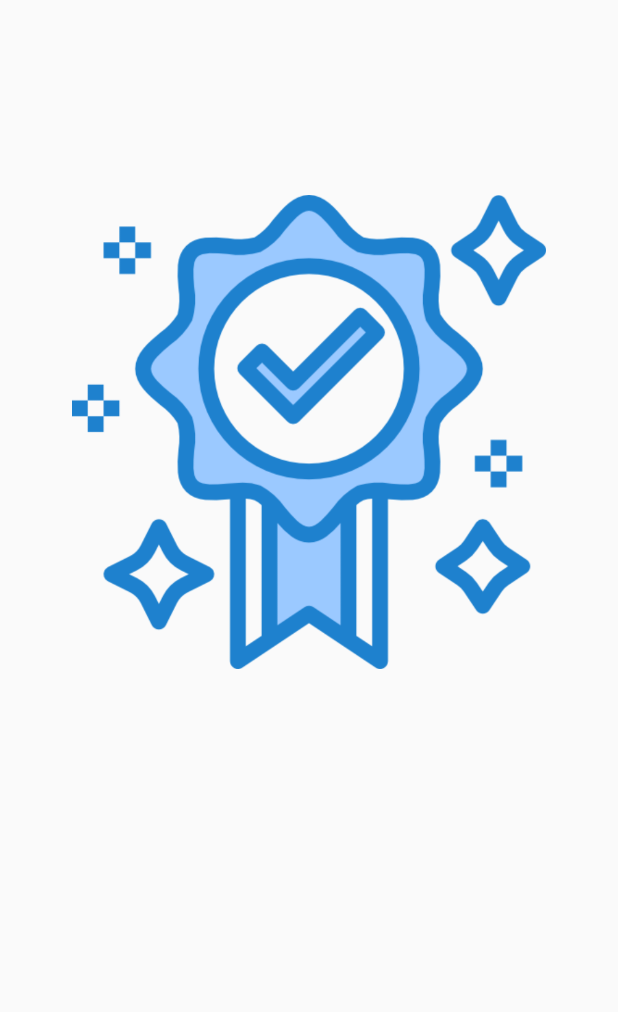
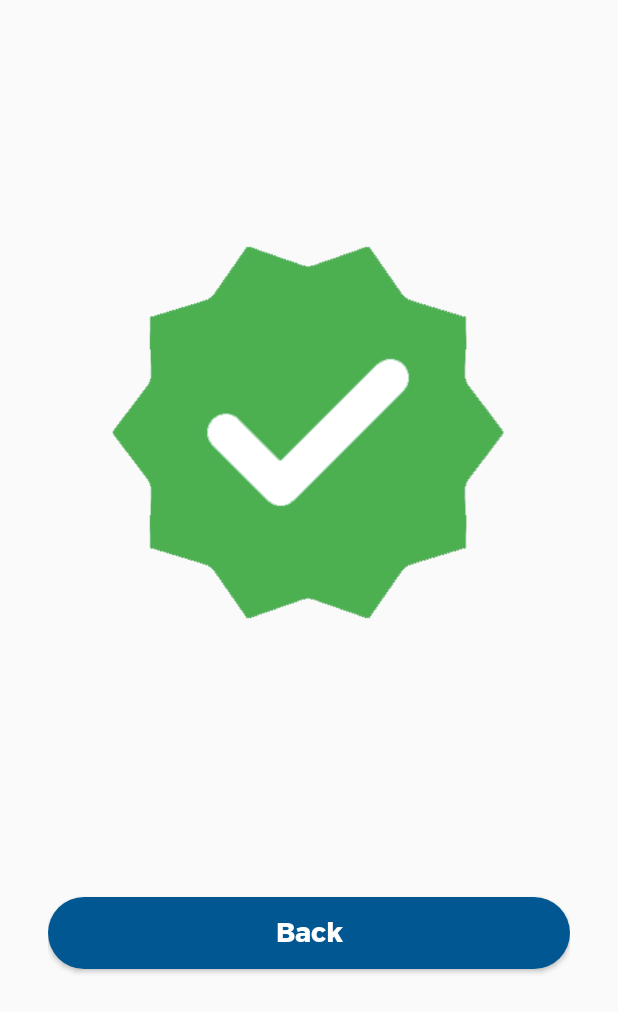
Before and after one commit to bimamahendra/MaNgab, an Android app: the ScanResultActivity screen opened directly, with no data from a screen before it, on a phone screen of 412 x 824 dp. Shown: the top 1012 px of the screen. Run offline under Robolectric (Android 15) with nearby library versions, the phone set to English and light mode, and no system bars.

Commit message:
[IRFAN] Bug fix

```diff
--- a/app/src/main/java/com/stiki/mangab/activity/ScanResultActivity.java
+++ b/app/src/main/java/com/stiki/mangab/activity/ScanResultActivity.java
@@ -3,6 +3,8 @@ package com.stiki.mangab.activity;
 import androidx.appcompat.app.AppCompatActivity;
 
 import android.os.Bundle;
+import android.view.View;
+import android.widget.Button;
 import android.widget.ImageView;
 import android.widget.TextView;
 
@@ -12,6 +14,7 @@ public class ScanResultActivity extends AppCompatActivity {
 
     private ImageView ivMedal;
     private TextView tvKeterangan;
+    private Button btnBack;
 
     @Override
     protected void onCreate(Bundle savedInstanceState) {
@@ -20,13 +23,18 @@ public class ScanResultActivity extends AppCompatActivity {
 
         ivMedal = findViewById(R.id.ivMedal);
         tvKeterangan = findViewById(R.id.tvKeterangan);
+        btnBack = findViewById(R.id.btnBack);
 
         if (getIntent().getBooleanExtra("error", false)) {
-            ivMedal.setImageResource(R.drawable.medal_failure);
+            ivMedal.setImageResource(R.drawable.failure);
         } else {
-            ivMedal.setImageResource(R.drawable.medal_success);
+            ivMedal.setImageResource(R.drawable.success);
         }
 
         tvKeterangan.setText(getIntent().getStringExtra("message"));
+
+        btnBack.setOnClickListener(view -> {
+            finish();
+        });
     }
 }
--- a/app/src/main/res/layout/activity_login.xml
+++ b/app/src/main/res/layout/activity_login.xml
@@ -94,7 +94,7 @@
             android:background="@drawable/btn_round"
             android:layout_marginTop="20dp"
             android:textAllCaps="false"
-            android:text="LOGIN"
+            android:text="Login"
             android:layout_width="match_parent"
             android:fontFamily="@font/montserrat_bold"
             android:layout_height="wrap_content" />
--- a/app/src/main/res/layout/activity_scan_result.xml
+++ b/app/src/main/res/layout/activity_scan_result.xml
@@ -13,6 +13,7 @@
         android:layout_height="wrap_content"
         android:layout_marginStart="16dp"
         android:layout_marginEnd="16dp"
+        tools:src="@drawable/failure"
         app:layout_constraintEnd_toEndOf="parent"
         app:layout_constraintStart_toStartOf="parent"
         app:layout_constraintTop_toTopOf="parent" />
@@ -21,10 +22,26 @@
         android:id="@+id/tvKeterangan"
         android:layout_width="wrap_content"
         android:layout_height="wrap_content"
+        android:gravity="center"
+        android:text="tes"
         android:fontFamily="@font/montserrat_semibold"
         app:layout_constraintEnd_toEndOf="parent"
         app:layout_constraintStart_toStartOf="parent"
         android:textAppearance="@style/TextAppearance.AppCompat.Large"
         app:layout_constraintTop_toBottomOf="@+id/ivMedal" />
 
+    <Button
+        android:id="@+id/btnBack"
+        android:layout_width="match_parent"
+        android:layout_height="wrap_content"
+        android:layout_marginTop="24dp"
+        android:background="@drawable/btn_round"
+        android:fontFamily="@font/montserrat_bold"
+        android:text="Back"
+        android:textAllCaps="false"
+        android:textAppearance="@style/TextAppearance.AppCompat.Medium"
+        android:textColor="#FFF"
+        app:layout_constraintTop_toBottomOf="@id/tvKeterangan"
+        tools:layout_editor_absoluteX="32dp" />
+
 </androidx.constraintlayout.widget.ConstraintLayout>
```
Also changed, not shown: app/src/main/java/com/stiki/mangab/activity/ScanActivity.java (+10 -2 lines), app/src/main/java/com/stiki/mangab/activity/SplashScreenActivity.java (+42 -8 lines), app/src/main/java/com/stiki/mangab/api/ApiClient.java (+6 -1 lines), app/src/main/res/drawable/ic_error.xml (added, +9 -0 lines), app/src/main/res/layout/activity_generate.xml (+13 -7 lines), app/src/main/res/drawable/failure.png (added), app/src/main/res/drawable/medal_failure.png (deleted), app/src/main/res/drawable/medal_success.png (deleted), app/src/main/res/drawable/success.png (added).
